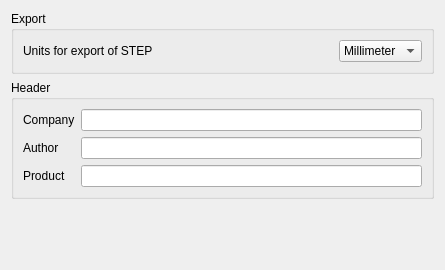
The window that src/Mod/Part/Gui/DlgImportExportStep.ui (berndhahnebach/All_FreeCAD) describes before a commit, drawn with Qt 5.
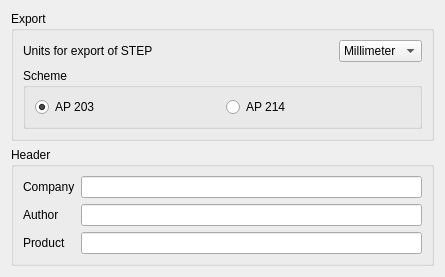
The same window after the commit.

Commit message: + change between AP203 and AP214 schemes

Diff of the .ui file:
```diff
--- a/src/Mod/Part/Gui/DlgImportExportStep.ui
+++ b/src/Mod/Part/Gui/DlgImportExportStep.ui
@@ -13,13 +13,13 @@
   <property name="windowTitle">
    <string>STEP</string>
   </property>
-  <layout class="QGridLayout" name="gridLayout_3">
+  <layout class="QGridLayout" name="gridLayout_4">
    <item row="0" column="0">
     <widget class="QGroupBox" name="groupBox">
      <property name="title">
       <string>Export</string>
      </property>
-     <layout class="QGridLayout" name="gridLayout">
+     <layout class="QGridLayout" name="gridLayout_3">
       <item row="0" column="0">
        <widget class="QLabel" name="label">
         <property name="text">
@@ -59,6 +59,32 @@
         </item>
        </widget>
       </item>
+      <item row="1" column="0" colspan="3">
+       <widget class="QGroupBox" name="groupBox_2">
+        <property name="title">
+         <string>Scheme</string>
+        </property>
+        <layout class="QGridLayout" name="gridLayout">
+         <item row="0" column="0">
+          <widget class="QRadioButton" name="radioButtonAP203">
+           <property name="text">
+            <string notr="true">AP 203</string>
+           </property>
+           <property name="checked">
+            <bool>true</bool>
+           </property>
+          </widget>
+         </item>
+         <item row="0" column="1">
+          <widget class="QRadioButton" name="radioButtonAP214">
+           <property name="text">
+            <string notr="true">AP 214</string>
+           </property>
+          </widget>
+         </item>
+        </layout>
+       </widget>
+      </item>
      </layout>
     </widget>
    </item>
```
Left out of the diff: 8 changed lines with no effect on the pictures. The commit also changes 2 other files.
